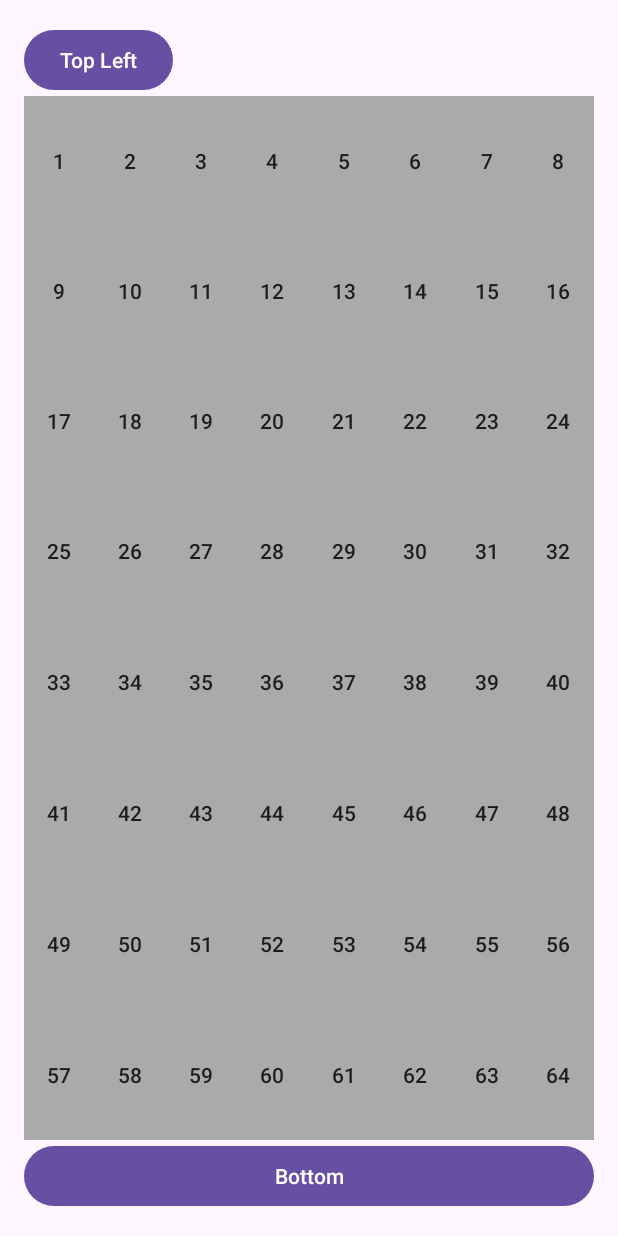
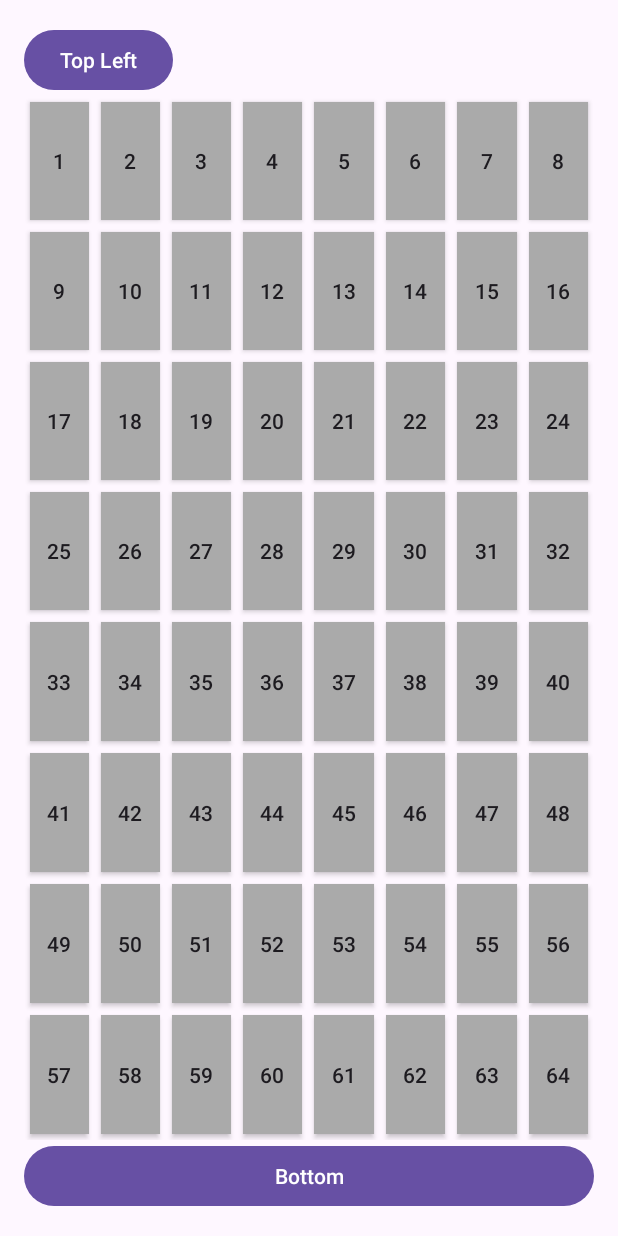
Before and after one commit to Stefsk-glitch/App, an Android app: the LED_MatrixActivity screen opened directly, with no data from a screen before it, on a phone screen of 412 x 824 dp. Run offline under Robolectric (Android 15) with nearby library versions, the phone set to English and light mode, and no system bars.

Commit message:
buttons working and looking good

```diff
--- a/app/src/main/java/com/example/app/LED_MatrixActivity.java
+++ b/app/src/main/java/com/example/app/LED_MatrixActivity.java
@@ -27,12 +27,14 @@ public class LED_MatrixActivity extends AppCompatActivity {
         gridLayout.setAlignmentMode(GridLayout.ALIGN_BOUNDS);
 
         int defaultGrayColor = getResources().getColor(android.R.color.darker_gray);
+        int margin = getResources().getDimensionPixelSize(R.dimen.button_margin);
 
         // 64 buttons in the grid
         for (int i = 1; i <= GRID_SIZE * GRID_SIZE; i++) {
             Button button = new Button(this);
             button.setText(String.valueOf(i));
             GridLayout.LayoutParams layoutParams = new GridLayout.LayoutParams();
+            layoutParams.setMargins(margin, margin, margin, margin); // Set margins for spacing
             layoutParams.setGravity(Gravity.CENTER);
             layoutParams.width = 0;
             layoutParams.height = GridLayout.LayoutParams.WRAP_CONTENT;
@@ -48,6 +50,7 @@ public class LED_MatrixActivity extends AppCompatActivity {
         Button bottomButton = findViewById(R.id.bottom_button);
         bottomButton.setText("Bottom");
     }
+
 
 
     private boolean isButtonRed = false;
--- /dev/null
+++ b/app/src/main/res/values/dimens.xml
@@ -0,0 +1,4 @@
+<?xml version="1.0" encoding="utf-8"?>
+<resources>
+    <dimen name="button_margin">4dp</dimen>
+</resources>
```
